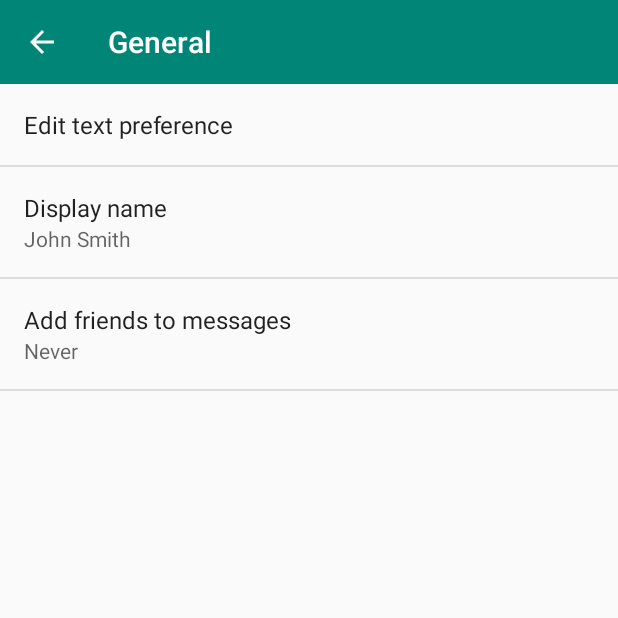
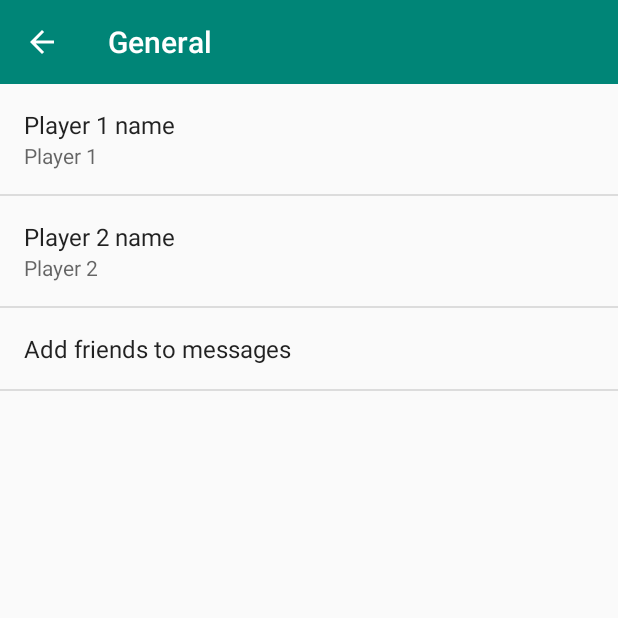
Before and after one commit to tago-SE/NineMenMorrisAndroid, an Android app: the SettingsActivity screen opened directly, with no data from a screen before it, after a tap on "General", on a phone screen of 412 x 824 dp, the top half of it. Run offline under Robolectric (Android 15) with nearby library versions, the phone set to English and light mode, and no system bars.

Commit message:
Player name preferences

```diff
--- a/app/src/main/java/tiago/ninemenmorris/model/Game.java
+++ b/app/src/main/java/tiago/ninemenmorris/model/Game.java
@@ -69,6 +69,8 @@ public class Game {
         player2.setStatePlacing();
         unplacedBlue = startingCheckers;
         unplacedRed = startingCheckers;
+
+
     }
 
     public List<Checker> getCheckers() {
--- a/app/src/main/java/tiago/ninemenmorris/model/Player.java
+++ b/app/src/main/java/tiago/ninemenmorris/model/Player.java
@@ -18,7 +18,7 @@ public class Player {
         wins = 0;
         activeTurn = false;
         state = State.PLACING;
-    }
+}
 
     public void setStatePlacing() {
         state = State.PLACING;
--- a/app/src/main/java/tiago/ninemenmorris/ui/GameSettingsActivity.java
+++ b/app/src/main/java/tiago/ninemenmorris/ui/GameSettingsActivity.java
@@ -1,6 +1,8 @@
 package tiago.ninemenmorris.ui;
 
 import android.content.Intent;
+import android.content.SharedPreferences;
+import android.preference.PreferenceManager;
 import android.support.v7.app.AppCompatActivity;
 import android.os.Bundle;
 import android.util.Log;
@@ -41,6 +43,11 @@ public class GameSettingsActivity extends AppCompatActivity {
         spinnerDefaet.setSelection(0);
         txtPlayer1 = findViewById(R.id.playerName1);
         txtPlayer2 = findViewById(R.id.playerName2);
+
+        // Load preferences
+        SharedPreferences prefs = PreferenceManager.getDefaultSharedPreferences(this);
+        txtPlayer1.setText(prefs.getString("prefPlayer1name", "Player 1"));
+        txtPlayer2.setText(prefs.getString("prefPlayer2name", "Player 2"));
     }
 
     private List<String> createEntries(int start, int end) {
--- a/app/src/main/java/tiago/ninemenmorris/ui/MainActivity.java
+++ b/app/src/main/java/tiago/ninemenmorris/ui/MainActivity.java
@@ -1,7 +1,9 @@
 package tiago.ninemenmorris.ui;
 
 import android.content.Intent;
+import android.content.SharedPreferences;
 import android.os.Bundle;
+import android.preference.PreferenceManager;
 import android.support.v7.app.AppCompatActivity;
 import android.util.Log;
 import android.view.View;
@@ -17,6 +19,12 @@ public class MainActivity extends AppCompatActivity {
     protected void onCreate(Bundle savedInstanceState) {
         super.onCreate(savedInstanceState);
         setContentView(R.layout.activity_main);
+
+        Game game = Game.getInstance();
+
+        SharedPreferences prefs = PreferenceManager.getDefaultSharedPreferences(this);
+        game.player1.name = prefs.getString("prefPlayer1name", "Player 1");
+        game.player2.name = prefs.getString("prefPlayer2name", "Player 2");
         Game.getInstance().start();
         Intent intent = new Intent(this, GameActivity.class);
         startActivity(intent);
--- a/app/src/main/java/tiago/ninemenmorris/ui/SettingsActivity.java
+++ b/app/src/main/java/tiago/ninemenmorris/ui/SettingsActivity.java
@@ -179,8 +179,9 @@ public class SettingsActivity extends AppCompatPreferenceActivity {
             // to their values. When their values change, their summaries are
             // updated to reflect the new value, per the Android Design
             // guidelines.
-            bindPreferenceSummaryToValue(findPreference("example_text"));
-            bindPreferenceSummaryToValue(findPreference("example_list"));
+
+            bindPreferenceSummaryToValue(findPreference("prefPlayer1name"));
+            bindPreferenceSummaryToValue(findPreference("prefPlayer2name"));
         }
 
         @Override
--- a/app/src/main/res/xml/pref_general.xml
+++ b/app/src/main/res/xml/pref_general.xml
@@ -3,20 +3,19 @@
     <!-- NOTE: EditTextPreference accepts EditText attributes. -->
     <!-- NOTE: EditTextPreference's summary should be set to its value by the activity code. -->
     <EditTextPreference
-        android:defaultValue="Default value"
-        android:key="edit_text_preference_1"
+        android:defaultValue="Player 1"
+        android:key="prefPlayer1name"
         android:selectAllOnFocus="true"
         android:singleLine="true"
-        android:title="Edit text preference" />
+        android:title="Player 1 name" />
     <EditTextPreference
         android:capitalize="words"
-        android:defaultValue="@string/pref_default_display_name"
+        android:defaultValue="Player 2"
         android:inputType="textCapWords"
-        android:key="example_text"
+        android:key="prefPlayer2name"
         android:maxLines="1"
         android:selectAllOnFocus="true"
-        android:singleLine="true"
-        android:title="@string/pref_title_display_name" />
+        android:title="Player 2 name" />
 
     <!-- NOTE: Hide buttons to simplify the UI. Users can touch outside the dialog to
          dismiss it. -->
```
